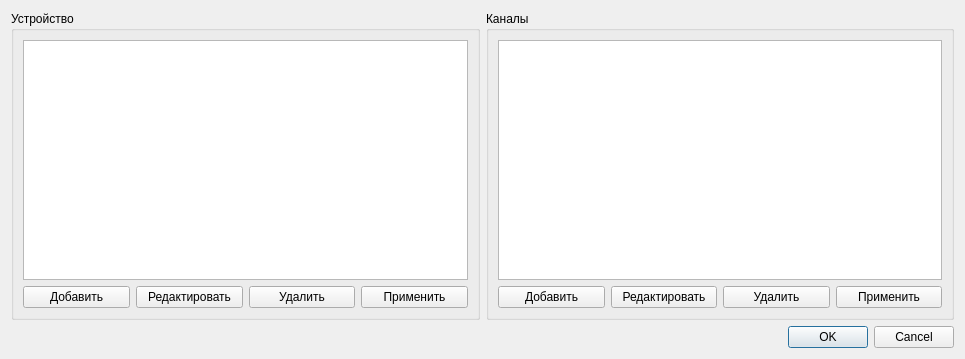
Qt form dialogtypes.ui (mishapk/EKSerial) before a commit.
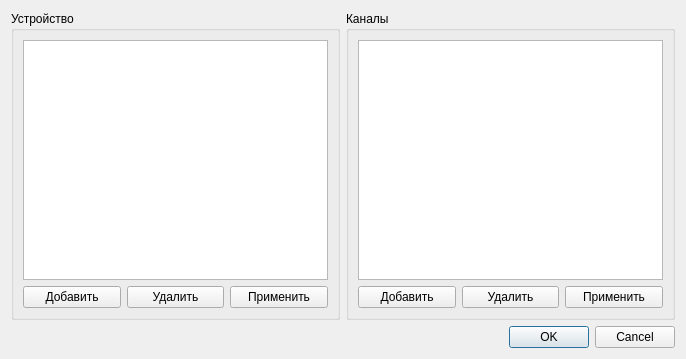
The same form after that commit. Icons and pictures are not drawn.

Diff of the .ui file:
```diff
--- a/dialogtypes.ui
+++ b/dialogtypes.ui
@@ -6,7 +6,7 @@
    <rect>
     <x>0</x>
     <y>0</y>
-    <width>965</width>
+    <width>686</width>
     <height>359</height>
    </rect>
   </property>
@@ -42,17 +42,6 @@
             </property>
            </widget>
           </item>
-          <item>
-           <widget class="QPushButton" name="pushButton">
-            <property name="text">
-             <string>Редактировать</string>
-            </property>
-            <property name="icon">
-             <iconset resource="res.qrc">
-              <normaloff>:/images/images/png/24x24/Modify.png</normaloff>:/images/images/png/24x24/Modify.png</iconset>
-            </property>
-           </widget>
-          </item>
           <item>
            <widget class="QPushButton" name="pushButton_3">
             <property name="text">
@@ -102,17 +91,6 @@
             </property>
            </widget>
           </item>
-          <item>
-           <widget class="QPushButton" name="pushButton_5">
-            <property name="text">
-             <string>Редактировать</string>
-            </property>
-            <property name="icon">
-             <iconset resource="res.qrc">
-              <normaloff>:/images/images/png/24x24/Modify.png</normaloff>:/images/images/png/24x24/Modify.png</iconset>
-            </property>
-           </widget>
-          </item>
           <item>
            <widget class="QPushButton" name="pushButton_6">
             <property name="text">
@@ -144,6 +122,9 @@
    </item>
    <item>
     <widget class="QDialogButtonBox" name="buttonBox">
+     <property name="enabled">
+      <bool>true</bool>
+     </property>
      <property name="orientation">
       <enum>Qt::Horizontal</enum>
      </property>
```
